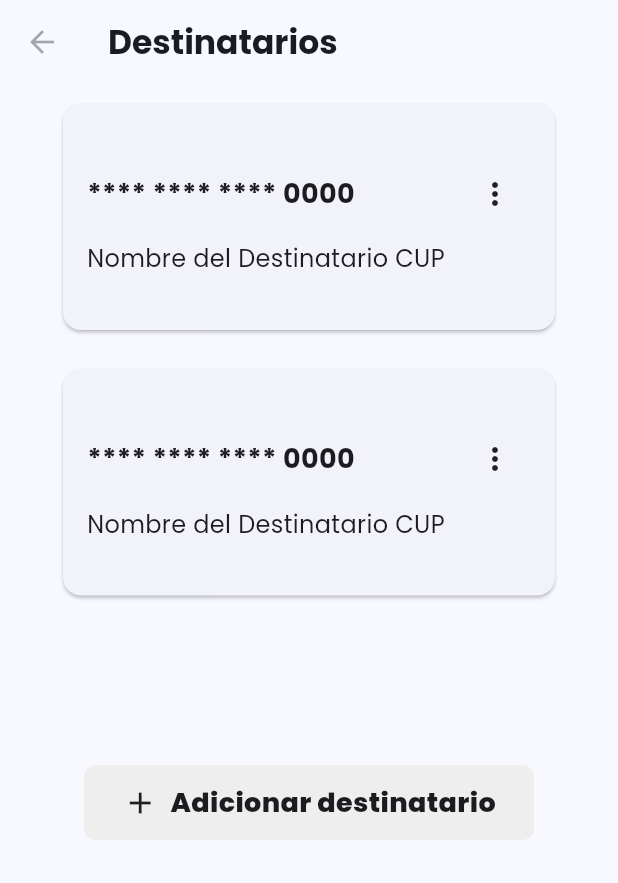
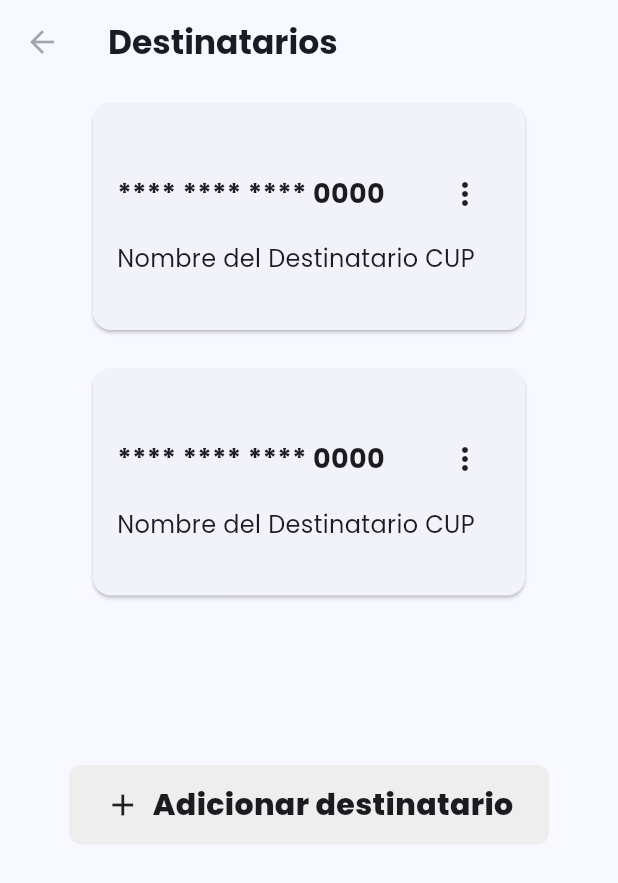
Before and after one commit to LesterCornielt/virtual_wallet, a Flutter app: the screen it shows after launch, on a phone screen of 412 x 824 dp. Shown: the top 883 px of the screen. Run offline on Flutter 3.47's test engine with Material 3 defaults, Android fonts, the phone set to English and light mode, and no system bars; our stand-ins replace dartz, equatable, google_fonts.

Commit message:
/fix: Font size of Adicionar destinatario improved

```diff
--- a/lib/features/recipients/presentation/pages/recipients_page.dart
+++ b/lib/features/recipients/presentation/pages/recipients_page.dart
@@ -33,7 +33,7 @@ class RecipientsPage extends StatelessWidget {
                   return Padding(
                     padding: const EdgeInsets.all(
                       16.0,
-                    ).copyWith(top: 100.0, left: 56.0, right: 56.0),
+                    ).copyWith(top: 100.0, left: 46.0, right: 46.0),
                     child: GestureDetector(
                       onTap: () {
                         Navigator.push(
@@ -60,7 +60,7 @@ class RecipientsPage extends StatelessWidget {
                             Text(
                               'Adicionar destinatario',
                               style: TextStyle(
-                                fontSize: 18.0,
+                                fontSize: 20.0,
                                 fontWeight: FontWeight.w800,
                               ),
                             ),
@@ -72,7 +72,7 @@ class RecipientsPage extends StatelessWidget {
                 } else {
                   // Otherwise, build the recipient card
                   return Padding(
-                    padding: const EdgeInsets.symmetric(horizontal: 26.0),
+                    padding: const EdgeInsets.symmetric(horizontal: 46.0),
                     child: RecipientCard(
                       onEdit: () {
                         // Navigate to EditRecipientPage when Edit is selected
```
